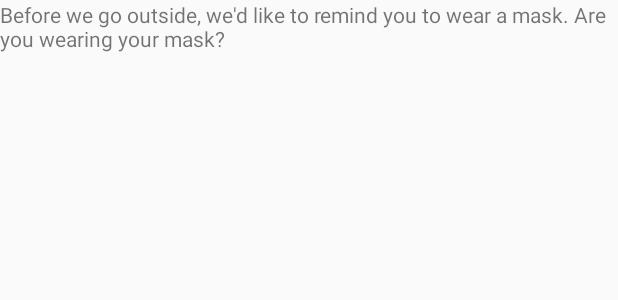
After one commit to MingjieSong/Android-VirusGame, an Android app: the layout fragment_mask_check.xml on its own in the app's theme, with its tools: preview values and no code run, on a phone screen of 412 x 824 dp. The commit adds this screen. Shown: the top 300 px of the screen. Run offline under Robolectric (Android 15) with nearby library versions, the phone set to English and light mode, and no system bars.

Commit message:
added mask check fragment

```diff
--- a/app/build.gradle
+++ b/app/build.gradle
@@ -29,6 +29,7 @@ dependencies {
     implementation fileTree(dir: "libs", include: ["*.jar"])
     implementation 'androidx.appcompat:appcompat:1.2.0'
     implementation 'androidx.constraintlayout:constraintlayout:2.0.1'
+    implementation 'androidx.legacy:legacy-support-v4:1.0.0'
     testImplementation 'junit:junit:4.12'
     androidTestImplementation 'androidx.test.ext:junit:1.1.2'
     androidTestImplementation 'androidx.test.espresso:espresso-core:3.3.0'
--- a/app/src/main/AndroidManifest.xml
+++ b/app/src/main/AndroidManifest.xml
@@ -9,7 +9,7 @@
         android:roundIcon="@mipmap/ic_launcher_round"
         android:supportsRtl="true"
         android:theme="@style/AppTheme">
-        <activity android:name=".UI.MaskCheck"></activity>
+        <activity android:name=".UI.MaskCheckActivity"></activity>
         <activity android:name=".UI.PlayerAccountActivity"></activity>
         <activity android:name=".UI.HomeScreenActivity">
             <intent-filter>
--- a/app/src/main/java/com/androidApp/virusGame/UI/HomeScreenFragment.java
+++ b/app/src/main/java/com/androidApp/virusGame/UI/HomeScreenFragment.java
@@ -80,7 +80,7 @@ public class HomeScreenFragment extends Fragment implements View.OnClickListener
         Intent intent ;
         switch(view.getId()){
             case R.id.login_button:
-                intent=new Intent( getActivity(), MaskCheck.class);
+                intent=new Intent( getActivity(), MaskCheckActivity.class);
                 startActivity(intent);
                 //just called here so we can trigger onDestroy
                 getActivity().finish();
--- /dev/null
+++ b/app/src/main/res/layout/fragment_mask_check.xml
@@ -0,0 +1,13 @@
+<?xml version="1.0" encoding="utf-8"?>
+<FrameLayout xmlns:android="http://schemas.android.com/apk/res/android"
+    xmlns:tools="http://schemas.android.com/tools"
+    android:layout_width="match_parent"
+    android:layout_height="match_parent"
+    tools:context=".UI.MaskCheckFragment">
+
+    <TextView
+        android:id="@+id/textView3"
+        android:layout_width="wrap_content"
+        android:layout_height="wrap_content"
+        android:text="@string/MaskCheck" />
+</FrameLayout>
--- a/app/src/main/res/values/colors.xml
+++ b/app/src/main/res/values/colors.xml
@@ -3,4 +3,5 @@
     <color name="colorPrimary">#6200EE</color>
     <color name="colorPrimaryDark">#3700B3</color>
     <color name="colorAccent">#03DAC5</color>
+    <color name="black_overlay">#66000000</color>
 </resources>
--- a/app/src/main/res/values/strings.xml
+++ b/app/src/main/res/values/strings.xml
@@ -11,7 +11,10 @@
     <string name="clear">clear</string>
     <string name="create">create</string>
     <string name="exit">exit</string>
-
+    <string name="dummy_button">Dummy Button</string>
+    <string name="dummy_content">DUMMY\nCONTENT</string>
+    <!-- TODO: Remove or change this placeholder text -->
+    <string name="hello_blank_fragment">Hello blank fragment</string>
 
 
 </resources>
```
Also changed, not shown: app/src/main/java/com/androidApp/virusGame/UI/MaskCheck.java (deleted, +0 -16 lines), app/src/main/java/com/androidApp/virusGame/UI/MaskCheckActivity.java (added, +35 -0 lines), app/src/main/java/com/androidApp/virusGame/UI/MaskCheckFragment.java (added, +67 -0 lines), app/src/main/res/layout/activity_mask_check.xml (+5 -7 lines), 1 other file.
